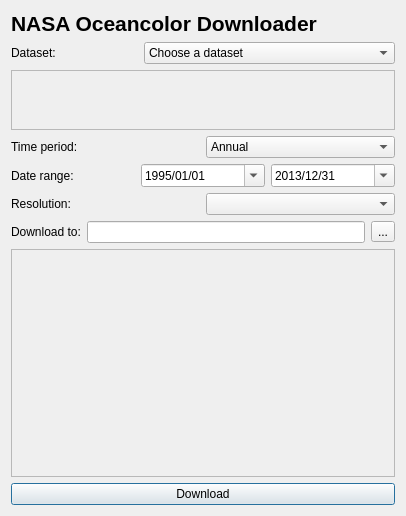
Old version of the form ui_oceandata.ui in the repository antarctica/oceancolor_downloader.
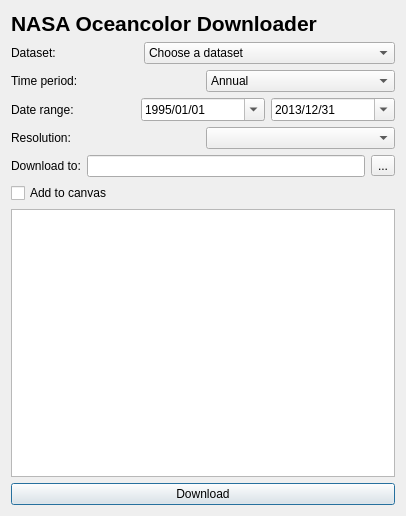
New version of the form.

The edit to the form file:
```diff
--- a/ui_oceandata.ui
+++ b/ui_oceandata.ui
@@ -73,34 +73,6 @@
     </layout>
    </item>
    <item row="2" column="0">
-    <widget class="QPlainTextEdit" name="infoTextEdit">
-     <property name="enabled">
-      <bool>false</bool>
-     </property>
-     <property name="sizePolicy">
-      <sizepolicy hsizetype="Expanding" vsizetype="Fixed">
-       <horstretch>0</horstretch>
-       <verstretch>0</verstretch>
-      </sizepolicy>
-     </property>
-     <property name="minimumSize">
-      <size>
-       <width>0</width>
-       <height>60</height>
-      </size>
-     </property>
-     <property name="maximumSize">
-      <size>
-       <width>16777215</width>
-       <height>60</height>
-      </size>
-     </property>
-     <property name="frameShape">
-      <enum>QFrame::StyledPanel</enum>
-     </property>
-    </widget>
-   </item>
-   <item row="3" column="0">
     <layout class="QHBoxLayout" name="horizontalLayout">
      <item>
       <widget class="QLabel" name="label_6">
@@ -135,7 +107,7 @@
      </item>
     </layout>
    </item>
-   <item row="4" column="0">
+   <item row="3" column="0">
     <layout class="QHBoxLayout" name="horizontalLayout_2">
      <item>
       <widget class="QLabel" name="label_2">
@@ -202,7 +174,7 @@
      </item>
     </layout>
    </item>
-   <item row="5" column="0">
+   <item row="4" column="0">
     <layout class="QHBoxLayout" name="horizontalLayout_3">
      <item>
       <widget class="QLabel" name="label_3">
@@ -223,7 +195,7 @@
      </item>
     </layout>
    </item>
-   <item row="6" column="0">
+   <item row="5" column="0">
     <layout class="QHBoxLayout" name="horizontalLayout_4">
      <item>
       <widget class="QLabel" name="label">
@@ -251,7 +223,7 @@
    <item row="7" column="0">
     <widget class="QPlainTextEdit" name="plainTextEdit">
      <property name="enabled">
-      <bool>false</bool>
+      <bool>true</bool>
      </property>
      <property name="sizePolicy">
       <sizepolicy hsizetype="Expanding" vsizetype="Expanding">
@@ -271,6 +243,9 @@
        <height>0</height>
       </size>
      </property>
+     <property name="readOnly">
+      <bool>true</bool>
+     </property>
     </widget>
    </item>
    <item row="8" column="0">
@@ -280,6 +255,13 @@
      </property>
     </widget>
    </item>
+   <item row="6" column="0">
+    <widget class="QCheckBox" name="checkBoxCanvas">
+     <property name="text">
+      <string>Add to canvas</string>
+     </property>
+    </widget>
+   </item>
   </layout>
  </widget>
  <resources/>
```
Left out of the diff: 16 changed lines with no effect on the pictures.
